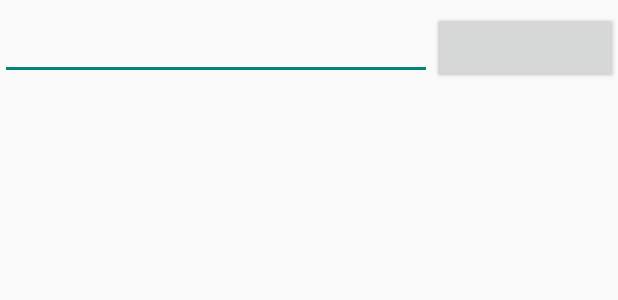
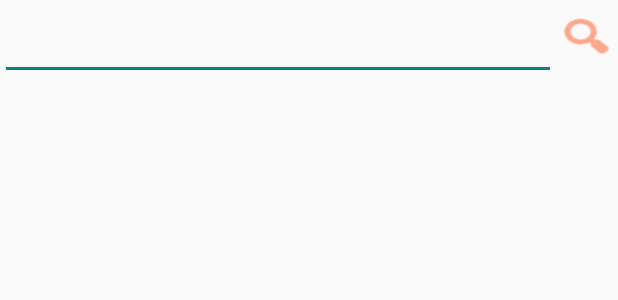
Before and after one commit to Juanma97/KitchenApp, an Android app: the layout activity_results.xml on its own in the app's theme, with its tools: preview values and no code run, on a phone screen of 412 x 824 dp. Shown: the top 300 px of the screen. Run offline under Robolectric (Android 15) with nearby library versions, the phone set to English and light mode, and no system bars.

Commit message:
Added details activity, and search from results activity

```diff
--- a/app/src/main/AndroidManifest.xml
+++ b/app/src/main/AndroidManifest.xml
@@ -14,12 +14,12 @@
         <activity android:name=".MainActivity">
             <intent-filter>
                 <action android:name="android.intent.action.MAIN" />
+
                 <category android:name="android.intent.category.LAUNCHER" />
             </intent-filter>
         </activity>
-        <activity android:name=".ResultsActivity">
-
-        </activity>
+        <activity android:name=".ResultsActivity"></activity>
+        <activity android:name=".RecipeDetailsActivity"></activity>
     </application>
 
 </manifest>
--- a/app/src/main/java/kitchenapp/juanmaperez/com/recetascocina/MainActivity.java
+++ b/app/src/main/java/kitchenapp/juanmaperez/com/recetascocina/MainActivity.java
@@ -51,6 +51,9 @@ public class MainActivity extends AppCompatActivity {
         call.enqueue(new Callback<ResponseAPI>() {
             @Override
             public void onResponse(Call<ResponseAPI> call, Response<ResponseAPI> response) {
+                if(response.code() != 200){
+                    response.raw().body().close();
+                }
                 System.out.println("EXITO");
                 ResponseAPI responseAPI = response.body();
                 List<Hit> hits = responseAPI.getHits();
--- a/app/src/main/res/layout/activity_results.xml
+++ b/app/src/main/res/layout/activity_results.xml
@@ -25,13 +25,15 @@
             android:id="@+id/editTextSearchResults"
             android:layout_width="0px"
             android:layout_height="wrap_content"
-            android:layout_weight="1.4" />
+            android:layout_weight="1.8" />
 
-        <Button
+        <ImageButton
             android:id="@+id/buttonSearchResults"
+            android:background="@android:drawable/ic_menu_search"
+            android:backgroundTint="@color/colorPrimary"
             android:layout_width="0px"
             android:layout_height="wrap_content"
-            android:layout_weight="0.6" />
+            android:layout_weight="0.2" />
 
     </LinearLayout>
 
@@ -39,12 +41,15 @@
         android:id="@+id/recyclerView"
         android:layout_width="match_parent"
         android:layout_height="wrap_content"
+        android:layout_marginStart="8dp"
+        android:layout_marginEnd="8dp"
         android:layout_marginBottom="8dp"
         android:scrollbars="vertical"
         app:layout_constraintBottom_toBottomOf="parent"
+        app:layout_constraintEnd_toEndOf="parent"
+        app:layout_constraintStart_toStartOf="parent"
         app:layout_constraintTop_toBottomOf="@+id/linearLayout"
-        app:layout_constraintVertical_bias="0.0"
-        tools:layout_editor_absoluteX="16dp">
+        app:layout_constraintVertical_bias="0.0">
 
     </android.support.v7.widget.RecyclerView>
 
--- a/app/src/main/res/layout/recipe_layout.xml
+++ b/app/src/main/res/layout/recipe_layout.xml
@@ -18,4 +18,10 @@
         android:layout_width="match_parent"
         android:layout_height="wrap_content" />
 
+    <TextView
+        android:id="@+id/caloriesRecipe"
+        android:padding="16px"
+        android:layout_width="match_parent"
+        android:layout_height="wrap_content" />
+
 </LinearLayout>
```
Also changed, not shown: app/src/main/java/kitchenapp/juanmaperez/com/recetascocina/RecipeAdapter.java (+3 -13 lines), app/src/main/java/kitchenapp/juanmaperez/com/recetascocina/RecipeDetailsActivity.java (added, +13 -0 lines), app/src/main/java/kitchenapp/juanmaperez/com/recetascocina/ResultsActivity.java (+56 -6 lines), app/src/main/res/layout/activity_recipe_details.xml (added, +9 -0 lines).
